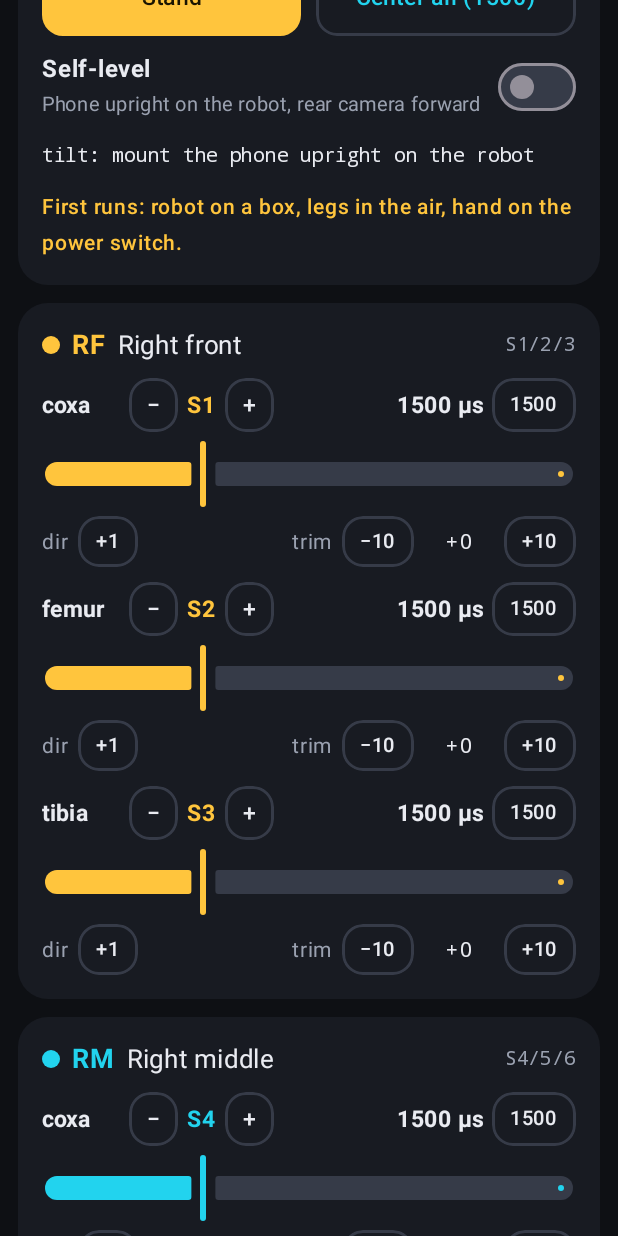
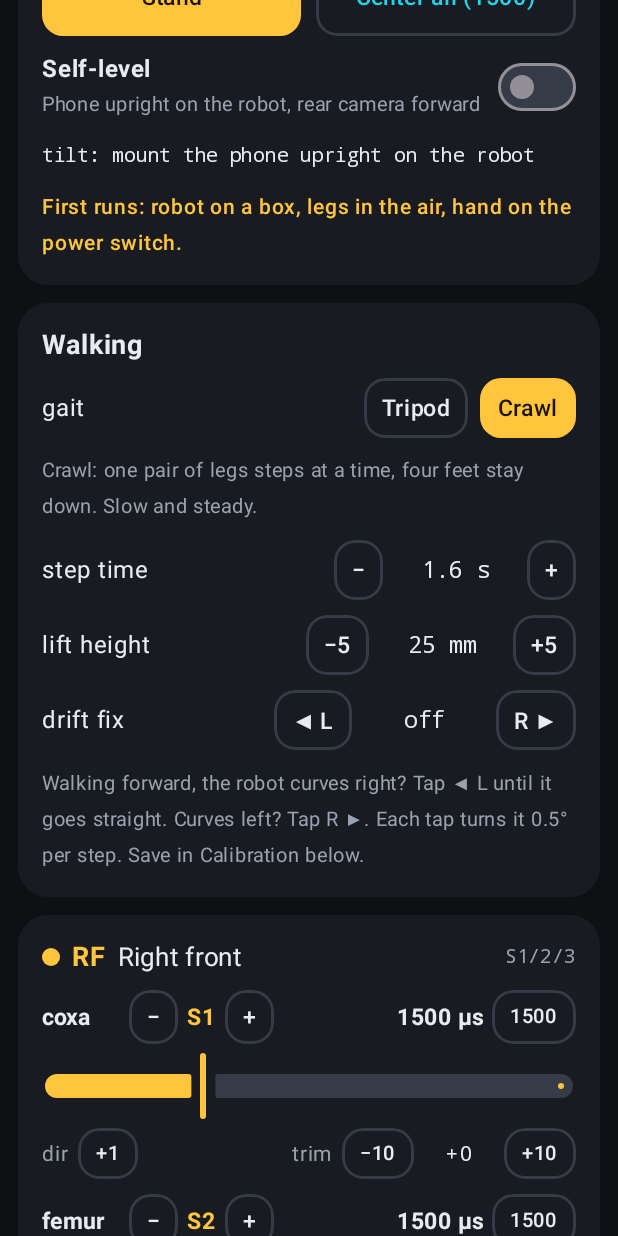
Before and after one commit to dhwanshah-cell/robospider, an Android app built with Jetpack Compose: the composable HexapodScreen shown on its own in the app's theme, scrolled down 1153 dp, on a phone screen of 412 x 824 dp. Run offline under Robolectric (Android 15) with nearby library versions, the phone set to English and light mode, and no system bars; libraries missing offline, so code that uses them is left out: androidx.camera.core, androidx.camera.lifecycle, androidx.camera.view, com.hoho.android; 10 statements that could not run were skipped.

Commit message:
Walk straight: crawl gait, eased steps, drift fix, wiring switch
- Crawl gait (the old app's pattern: RF+LR, RM+LM, RR+LF, then the body
  slides), now the default. The tripod gait eases each swing in and out
  (smoothstep, as in ShivamMathtech's firmware), so feet don't jerk at
  lift-off and touchdown.
- Walking card: gait, step time, lift height, and a drift fix that adds a
  small counter-turn while walking forward or back.
- Calibration: "S10-12 is Left front / Left rear". The old app wired left
  rear to S10-12; dir and trim stay with the servo channel.
- USB: when the board isn't a known serial chip, or opening it as one
  fails, write raw to its OUT endpoint like the old app did.
- Tests: forward walking is mirror-symmetric in both gaits, the crawl
  lifts one pair at a time, drift correction, and both wirings.

Co-Authored-By: Claude Opus 5.5 <noreply@anthropic.com>
Claude-Session: https://claude.ai/code/session_01RbMaHrz8WyAtKc2CyD6NJa

```diff
--- a/android/app/build.gradle.kts
+++ b/android/app/build.gradle.kts
@@ -11,8 +11,8 @@ plugins {
 }
 
 // Bump versionCode for every build you install over the last one.
-val appVersionCode = 2
-val appVersionName = "0.1.1"
+val appVersionCode = 3
+val appVersionName = "0.2.0"
 val buildStamp: String = SimpleDateFormat("yyyyMMdd-HHmm").apply {
     timeZone = TimeZone.getTimeZone("Asia/Kolkata")
 }.format(Date())
--- a/android/app/src/main/java/com/robospider/hexapod/Config.kt
+++ b/android/app/src/main/java/com/robospider/hexapod/Config.kt
@@ -22,11 +22,20 @@ object Legs {
     const val MIN_US = 0
     const val MAX_US = 5000
 
-    /** USC-32 channel for leg [leg] (0..5), joint [joint] (0..2): S1..S18. */
-    fun channel(leg: Int, joint: Int) = leg * 3 + joint + 1
 }
 
-/** Everything the Calibration card saves. Index i = channel S(i+1). */
+enum class Gait(val label: String) {
+    /** Three legs up at a time: fast. */
+    TRIPOD("Tripod"),
+
+    /** One pair up at a time, then the body slides (the old app's gait): slow, four feet always down. */
+    CRAWL("Crawl"),
+}
+
+/**
+ * Everything the Calibration and Walking settings save.
+ * dir and trim are per servo: index i = channel S(i+1), whichever leg is wired there.
+ */
 data class Calibration(
     val coxa: Int = 30,
     val femur: Int = 85,
@@ -34,21 +43,42 @@ data class Calibration(
     val step: Int = 60,
     val dir: List<Int> = DEFAULT_DIR,
     val trim: List<Int> = List(18) { 0 },
+    /** true: S10-12 left front, S16-18 left rear. false: the other way round (the old app's wiring). */
+    val leftFrontFirst: Boolean = true,
+    val gait: Gait = Gait.CRAWL,
+    /** Foot lift during a step, mm. */
+    val lift: Int = 25,
+    /** One full gait cycle, ms. */
+    val cycleMs: Int = 1600,
+    /** Counter-turn while walking, tenths of a degree per cycle; + turns left. Fixes drift. */
+    val driftTenths: Int = 0,
 ) {
     companion object {
-        // Left-side femurs are mirrored, so they turn the other way.
-        val DEFAULT_DIR = List(6) { leg -> listOf(1, if (leg >= 3) -1 else 1, 1) }.flatten()
+        // Left-side femurs (S11, S14, S17) are mirrored, so they turn the other way.
+        val DEFAULT_DIR = List(18) { i -> if (i >= 9 && i % 3 == 1) -1 else 1 }
     }
+
+    /** Servo index (0..17, = channel - 1) for leg [leg] (index into Legs.ALL), joint [joint] (0..2). */
+    fun servo(leg: Int, joint: Int): Int {
+        val base = when (leg) {
+            3 -> if (leftFrontFirst) 9 else 15 // LF
+            5 -> if (leftFrontFirst) 15 else 9 // LR
+            else -> leg * 3
+        }
+        return base + joint
+    }
+
+    fun channel(leg: Int, joint: Int) = servo(leg, joint) + 1
 
     /** Paste-ready settings for python/hexapod.py. */
     fun pythonExport(): String {
-        fun tuple(v: List<Int>, leg: Int) = "(${v[leg * 3]}, ${v[leg * 3 + 1]}, ${v[leg * 3 + 2]})"
+        fun tuple(v: List<Int>, leg: Int) = "(${v[servo(leg, 0)]}, ${v[servo(leg, 1)]}, ${v[servo(leg, 2)]})"
         val sb = StringBuilder()
         sb.appendLine("COXA, FEMUR, TIBIA = $coxa.0, $femur.0, $tibia.0")
         sb.appendLine("STRIDE = $step.0")
         sb.appendLine("# channels per leg (coxa, femur, tibia): replace the tuples in LEGS")
         Legs.ALL.forEachIndexed { i, l ->
-            sb.appendLine("#   ${l.code}: (${Legs.channel(i, 0)}, ${Legs.channel(i, 1)}, ${Legs.channel(i, 2)})")
+            sb.appendLine("#   ${l.code}: (${channel(i, 0)}, ${channel(i, 1)}, ${channel(i, 2)})")
         }
         sb.appendLine("DIR = {" + Legs.ALL.indices.joinToString(", ") { "\"${Legs.ALL[it].code}\": ${tuple(dir, it)}" } + "}")
         sb.append("TRIM = {" + Legs.ALL.indices.joinToString(", ") { "\"${Legs.ALL[it].code}\": ${tuple(trim, it)}" } + "}")
@@ -72,6 +102,11 @@ class Settings(context: Context) {
             step = prefs.getInt("step", d.step),
             dir = ints("dir", d.dir),
             trim = ints("trim", d.trim),
+            leftFrontFirst = prefs.getBoolean("leftFrontFirst", d.leftFrontFirst),
+            gait = runCatching { Gait.valueOf(prefs.getString("gait", null) ?: "") }.getOrDefault(d.gait),
+            lift = prefs.getInt("lift", d.lift),
+            cycleMs = prefs.getInt("cycleMs", d.cycleMs),
+            driftTenths = prefs.getInt("driftTenths", d.driftTenths),
         )
     }
 
@@ -80,6 +115,9 @@ class Settings(context: Context) {
             .putInt("coxa", c.coxa).putInt("femur", c.femur).putInt("tibia", c.tibia).putInt("step", c.step)
             .putString("dir", c.dir.joinToString(","))
             .putString("trim", c.trim.joinToString(","))
+            .putBoolean("leftFrontFirst", c.leftFrontFirst)
+            .putString("gait", c.gait.name)
+            .putInt("lift", c.lift).putInt("cycleMs", c.cycleMs).putInt("driftTenths", c.driftTenths)
             .apply()
     }
 
--- a/android/app/src/main/java/com/robospider/hexapod/ui/HexapodScreen.kt
+++ b/android/app/src/main/java/com/robospider/hexapod/ui/HexapodScreen.kt
@@ -73,6 +73,7 @@ import androidx.compose.ui.viewinterop.AndroidView
 import androidx.core.content.ContextCompat
 import com.robospider.hexapod.BuildConfig
 import com.robospider.hexapod.Drive
+import com.robospider.hexapod.Gait
 import com.robospider.hexapod.HexapodViewModel
 import com.robospider.hexapod.Legs
 import java.util.concurrent.Executors
@@ -105,7 +106,9 @@ fun HexapodScreen(vm: HexapodViewModel, cameraGranted: Boolean) {
             StatusCard(vm)
             RescueCard(vm, cameraGranted)
             DriveCard(vm)
-            Legs.ALL.indices.forEach { LegCard(vm, it) }
+            WalkingCard(vm)
+            // Leg cards in channel order, S1 first.
+            Legs.ALL.indices.sortedBy { vm.cal.servo(it, 0) }.forEach { LegCard(vm, it) }
             CalibrationCard(vm)
             Text(
                 "Hexapod SAR · ${BuildConfig.BUILD_STAMP} · v${BuildConfig.VERSION_NAME}",
@@ -334,6 +337,54 @@ private fun RowScope.HoldBtn(label: String, drive: Drive, vm: HexapodViewModel)
     }
 }
 
+// ---- Walking settings ---------------------------------------------------------------------------
+
+@Composable
+private fun WalkingCard(vm: HexapodViewModel) = Card {
+    val c = vm.cal
+    Row(verticalAlignment = Alignment.CenterVertically) {
+        Text("Walking", color = TextMain, fontWeight = FontWeight.Bold, fontSize = 18.sp, modifier = Modifier.weight(1f))
+        if (vm.unsaved) Text("unsaved", color = Yellow, fontSize = 14.sp, fontWeight = FontWeight.Bold)
+    }
+    Row(verticalAlignment = Alignment.CenterVertically, horizontalArrangement = Arrangement.spacedBy(8.dp)) {
+        Text("gait", color = TextMain, fontSize = 16.sp, modifier = Modifier.weight(1f))
+        Gait.entries.forEach { g ->
+            Btn(g.label, fill = if (c.gait == g) Yellow else null, height = 40) { vm.setWalking(gait = g) }
+        }
+    }
+    Text(
+        if (c.gait == Gait.CRAWL) "Crawl: one pair of legs steps at a time, four feet stay down. Slow and steady."
+        else "Tripod: three legs step at once. Twice as fast, less stable.",
+        color = Muted, fontSize = 13.sp,
+    )
+    SettingRow("step time", "%.1f s".format(c.cycleMs / 1000.0), "−", "+") { d -> vm.setWalking(cycleMs = c.cycleMs + d * 200) }
+    SettingRow("lift height", "${c.lift} mm", "−5", "+5") { d -> vm.setWalking(lift = c.lift + d * 5) }
+    SettingRow(
+        "drift fix",
+        when {
+            c.driftTenths == 0 -> "off"
+            c.driftTenths > 0 -> "%.1f° L".format(c.driftTenths / 10.0)
+            else -> "%.1f° R".format(-c.driftTenths / 10.0)
+        },
+        "◀ L", "R ▶",
+    ) { d -> vm.setWalking(driftTenths = c.driftTenths - d * 5) }
+    Text(
+        "Walking forward, the robot curves right? Tap ◀ L until it goes straight. Curves left? Tap R ▶. " +
+            "Each tap turns it 0.5° per step. Save in Calibration below.",
+        color = Muted, fontSize = 13.sp,
+    )
+}
+
+@Composable
+private fun SettingRow(label: String, value: String, minus: String, plus: String, onStep: (Int) -> Unit) {
+    Row(verticalAlignment = Alignment.CenterVertically, horizontalArrangement = Arrangement.spacedBy(8.dp)) {
+        Text(label, color = TextMain, fontSize = 16.sp, modifier = Modifier.weight(1f))
+        Btn(minus, height = 40) { onStep(-1) }
+        Text(value, color = TextMain, fontFamily = Mono, fontSize = 15.sp, textAlign = TextAlign.Center, modifier = Modifier.width(80.dp))
+        Btn(plus, height = 40) { onStep(1) }
+    }
+}
+
 // ---- Per-leg servo cards --------------------------------------------------------------------------
 
 @Composable
@@ -346,9 +397,9 @@ private fun LegCard(vm: HexapodViewModel, leg: Int) = Card {
         Text(info.code, color = color, fontWeight = FontWeight.Bold, fontSize = 18.sp)
         Spacer(Modifier.width(8.dp))
         Text(info.name, color = TextMain, fontSize = 17.sp, modifier = Modifier.weight(1f))
-        Text("S${Legs.channel(leg, 0)}/${Legs.channel(leg, 1)}/${Legs.channel(leg, 2)}", color = Muted, fontFamily = Mono, fontSize = 13.sp)
+        Text("S${vm.cal.channel(leg, 0)}/${vm.cal.channel(leg, 1)}/${vm.cal.channel(leg, 2)}", color = Muted, fontFamily = Mono, fontSize = 13.sp)
     }
-    for (j in 0 until 3) JointRow(vm, leg * 3 + j, Legs.JOINTS[j], color)
+    for (j in 0 until 3) JointRow(vm, vm.cal.servo(leg, j), Legs.JOINTS[j], color)
 }
 
 @Composable
@@ -404,6 +455,12 @@ private fun CalibrationCard(vm: HexapodViewModel) = Card {
         color = Muted, fontSize = 14.sp,
     )
     val c = vm.cal
+    Row(verticalAlignment = Alignment.CenterVertically, horizontalArrangement = Arrangement.spacedBy(8.dp)) {
+        Text("S10–12 is", color = TextMain, fontSize = 16.sp, modifier = Modifier.weight(1f))
+        Btn("Left front", fill = if (c.leftFrontFirst) Yellow else null, height = 40) { vm.setLeftFrontFirst(true) }
+        Btn("Left rear", fill = if (!c.leftFrontFirst) Yellow else null, height = 40) { vm.setLeftFrontFirst(false) }
+    }
+    Text("Press + on S10: whichever left leg moves is the answer.", color = Muted, fontSize = 13.sp)
     LengthRow("coxa length", c.coxa, 1) { vm.setLengths(coxa = it) }
     LengthRow("femur length", c.femur, 1) { vm.setLengths(femur = it) }
     LengthRow("tibia length", c.tibia, 1) { vm.setLengths(tibia = it) }
```
Also changed, not shown: android/app/src/main/java/com/robospider/hexapod/HexapodViewModel.kt (+20 -1 lines), android/app/src/main/java/com/robospider/hexapod/Kinematics.kt (+49 -18 lines), android/app/src/main/java/com/robospider/hexapod/Usc32Link.kt (+101 -19 lines), 2 other files.
